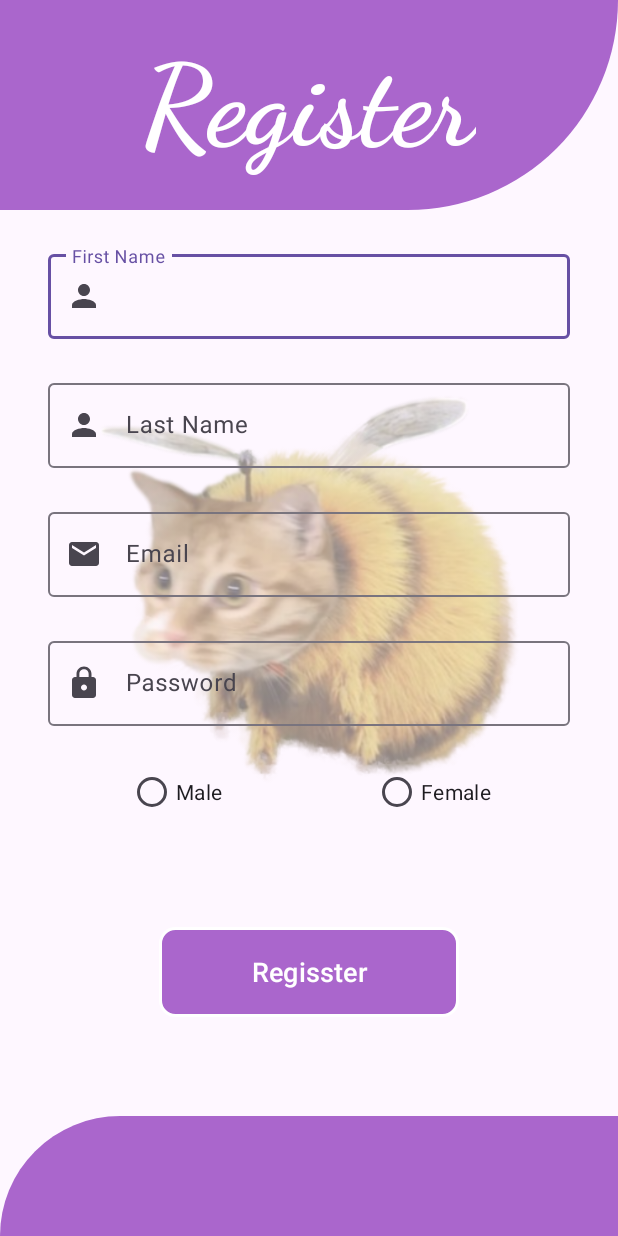
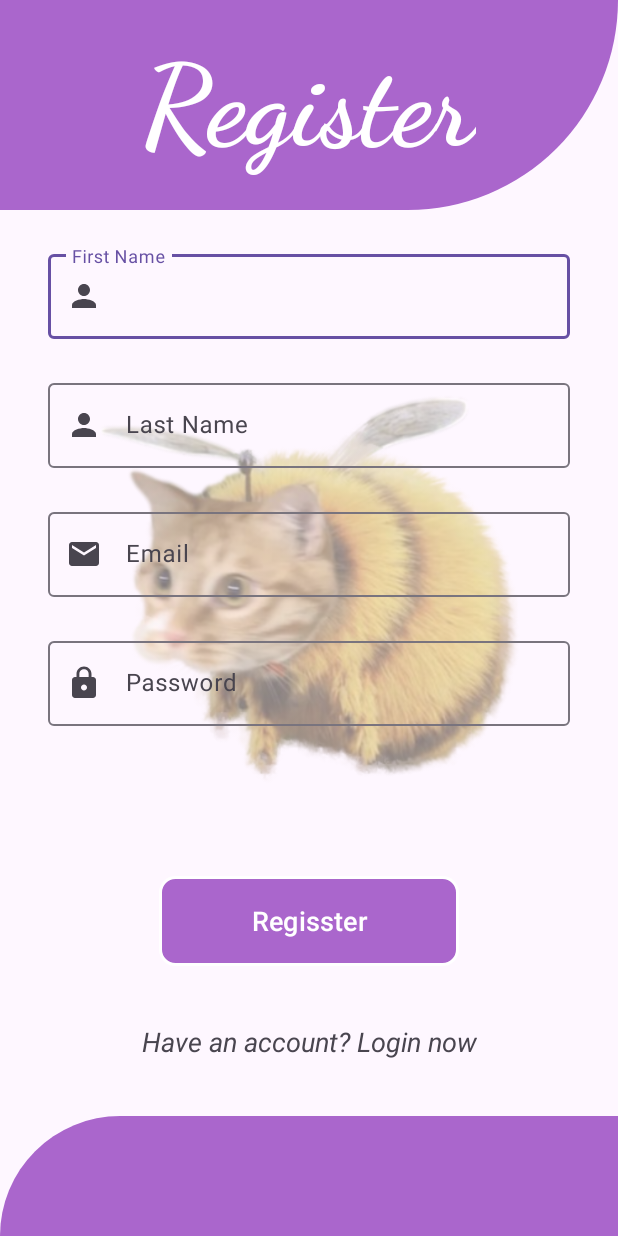
Before and after one commit to TranD0/QuanLySucKhoe_MobileApp, an Android app: the layout activity_register.xml on its own in the app's theme, with its tools: preview values and no code run, on a phone screen of 412 x 824 dp. Run offline under Robolectric (Android 15) with nearby library versions, the phone set to English and light mode, and no system bars.

```diff
--- a/TranThaiNgocDo_63133716/app/src/main/res/layout/activity_register.xml
+++ b/TranThaiNgocDo_63133716/app/src/main/res/layout/activity_register.xml
@@ -50,7 +50,7 @@
         app:layout_constraintStart_toStartOf="parent"></FrameLayout>
 
     <Button
-        android:id="@+id/button"
+        android:id="@+id/buttonReg"
         android:layout_width="200dp"
         android:layout_height="60dp"
         android:background="@drawable/btn_bg"
@@ -61,7 +61,7 @@
         app:layout_constraintBottom_toTopOf="@+id/frameLayou1"
         app:layout_constraintEnd_toEndOf="parent"
         app:layout_constraintStart_toStartOf="parent"
-        app:layout_constraintTop_toBottomOf="@+id/linearLayout" />
+        app:layout_constraintTop_toBottomOf="@+id/PasswordReg" />
 
     <com.google.android.material.textfield.TextInputLayout
         android:id="@+id/textInputLayout7"
@@ -76,6 +76,7 @@
         app:startIconDrawable="@drawable/ic_person">
 
         <com.google.android.material.textfield.TextInputEditText
+            android:id="@+id/FirstName"
             android:layout_width="match_parent"
             android:layout_height="wrap_content"
             android:hint="First Name" />
@@ -94,13 +95,14 @@
         app:startIconDrawable="@drawable/ic_person">
 
         <com.google.android.material.textfield.TextInputEditText
+            android:id="@+id/LastName"
             android:layout_width="match_parent"
             android:layout_height="wrap_content"
             android:hint="Last Name" />
     </com.google.android.material.textfield.TextInputLayout>
 
     <com.google.android.material.textfield.TextInputLayout
-        android:id="@+id/textInputLayout9"
+        android:id="@+id/ReEmail"
         android:layout_width="0dp"
         android:layout_height="wrap_content"
         android:layout_marginStart="32dp"
@@ -112,13 +114,14 @@
         app:startIconDrawable="@drawable/ic_email">
 
         <com.google.android.material.textfield.TextInputEditText
+            android:id="@+id/RegEmail"
             android:layout_width="match_parent"
             android:layout_height="wrap_content"
             android:hint="Email" />
     </com.google.android.material.textfield.TextInputLayout>
 
     <com.google.android.material.textfield.TextInputLayout
-        android:id="@+id/textInputLayout10"
+        android:id="@+id/PasswordReg"
         android:layout_width="0dp"
         android:layout_height="wrap_content"
         android:layout_marginStart="32dp"
@@ -126,43 +129,36 @@
         android:layout_marginEnd="32dp"
         app:layout_constraintEnd_toEndOf="parent"
         app:layout_constraintStart_toStartOf="parent"
-        app:layout_constraintTop_toBottomOf="@+id/textInputLayout9"
+        app:layout_constraintTop_toBottomOf="@+id/ReEmail"
         app:startIconDrawable="@drawable/ico_lock">
 
         <com.google.android.material.textfield.TextInputEditText
+            android:id="@+id/PassReg"
             android:layout_width="match_parent"
             android:layout_height="wrap_content"
             android:hint="Password" />
     </com.google.android.material.textfield.TextInputLayout>
 
-    <LinearLayout
-        android:id="@+id/linearLayout"
+    <ProgressBar
+        android:id="@+id/progpressBar"
+        android:visibility="gone"
         android:layout_width="wrap_content"
         android:layout_height="wrap_content"
-        android:orientation="horizontal"
-        android:layout_marginTop="20dp"
+        app:layout_constraintBottom_toBottomOf="parent"
         app:layout_constraintEnd_toEndOf="parent"
         app:layout_constraintStart_toStartOf="parent"
-        app:layout_constraintTop_toBottomOf="@+id/textInputLayout10">
-
-        <RadioButton
-            android:layout_width="wrap_content"
-            android:layout_height="wrap_content"
-            android:text="Male"
-            android:layout_marginRight="100dp"
-            app:layout_constraintEnd_toStartOf="@+id/radioButton"
-            tools:layout_editor_absoluteY="504dp"></RadioButton>
-
-        <RadioButton
-            android:id="@+id/radioButton"
-            android:layout_width="wrap_content"
-            android:layout_height="wrap_content"
-            android:text="Female"
-            tools:layout_editor_absoluteX="194dp"
-            tools:layout_editor_absoluteY="504dp"></RadioButton>
-
-    </LinearLayout>
-
+        app:layout_constraintTop_toTopOf="parent"></ProgressBar>
+    <TextView
+        android:id="@+id/txtLoginNow"
+        android:layout_width="wrap_content"
+        android:layout_height="wrap_content"
+        android:text="Have an account? Login now"
+        android:textSize="18dp"
+        android:textStyle="italic"
+        app:layout_constraintBottom_toTopOf="@+id/frameLayou1"
+        app:layout_constraintEnd_toEndOf="parent"
+        app:layout_constraintStart_toStartOf="parent"
+        app:layout_constraintTop_toBottomOf="@+id/buttonReg" />
 
 
 
--- a/TranThaiNgocDo_63133716/app/src/main/res/values/strings.xml
+++ b/TranThaiNgocDo_63133716/app/src/main/res/values/strings.xml
@@ -2,4 +2,5 @@
     <string name="app_name">TranThaiNgocDo_63133716</string>
     <string name="email">Email</string>
     <string name="password">Password</string>
+    <string name="logout">Logout</string>
 </resources>
```
Also changed, not shown: TranThaiNgocDo_63133716/app/src/main/AndroidManifest.xml (+11 -6 lines), TranThaiNgocDo_63133716/app/src/main/java/vn/tranthaingocdo/tranthaingocdo_63133716/BaiTap.java (added, +35 -0 lines), TranThaiNgocDo_63133716/app/src/main/java/vn/tranthaingocdo/tranthaingocdo_63133716/BaiTapAdapter.java (added, +69 -0 lines), TranThaiNgocDo_63133716/app/src/main/java/vn/tranthaingocdo/tranthaingocdo_63133716/Login.java (+50 -32 lines), TranThaiNgocDo_63133716/app/src/main/java/vn/tranthaingocdo/tranthaingocdo_63133716/MenuActivity.java (+32 -1 lines), TranThaiNgocDo_63133716/app/src/main/java/vn/tranthaingocdo/tranthaingocdo_63133716/Register.java (+94 -1 lines), TranThaiNgocDo_63133716/app/src/main/res/layout/activity_login.xml (+12 -4 lines), TranThaiNgocDo_63133716/app/src/main/res/layout/activity_menu.xml (+18 -9 lines), TranThaiNgocDo_63133716/app/src/main/res/layout/layout_item.xml (added, +34 -0 lines).
